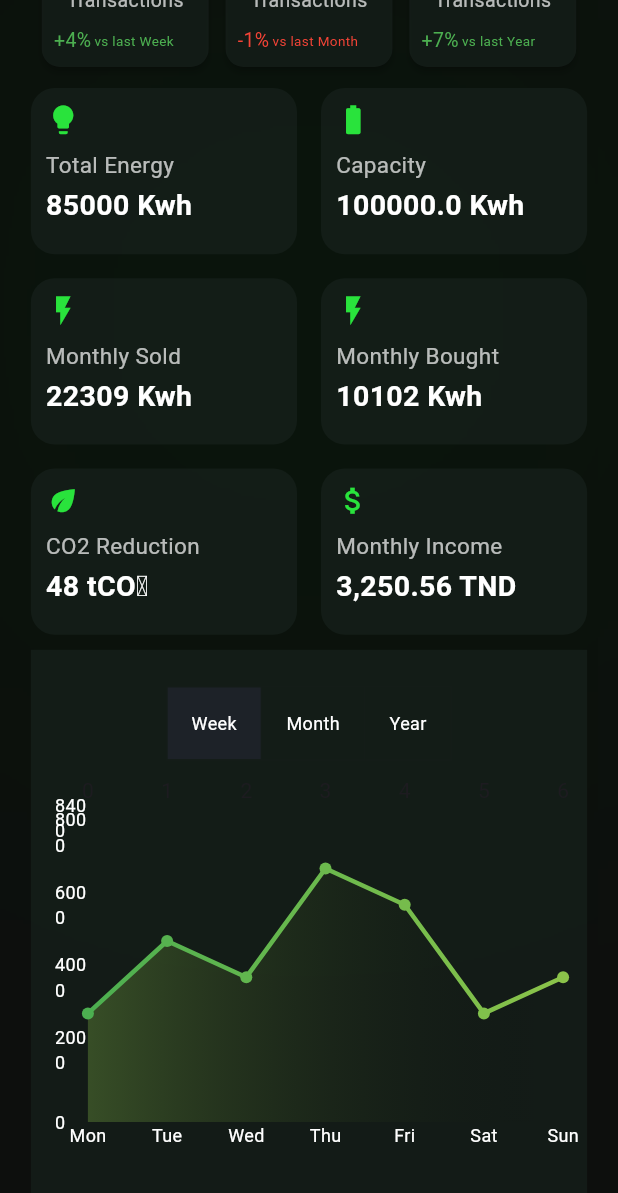
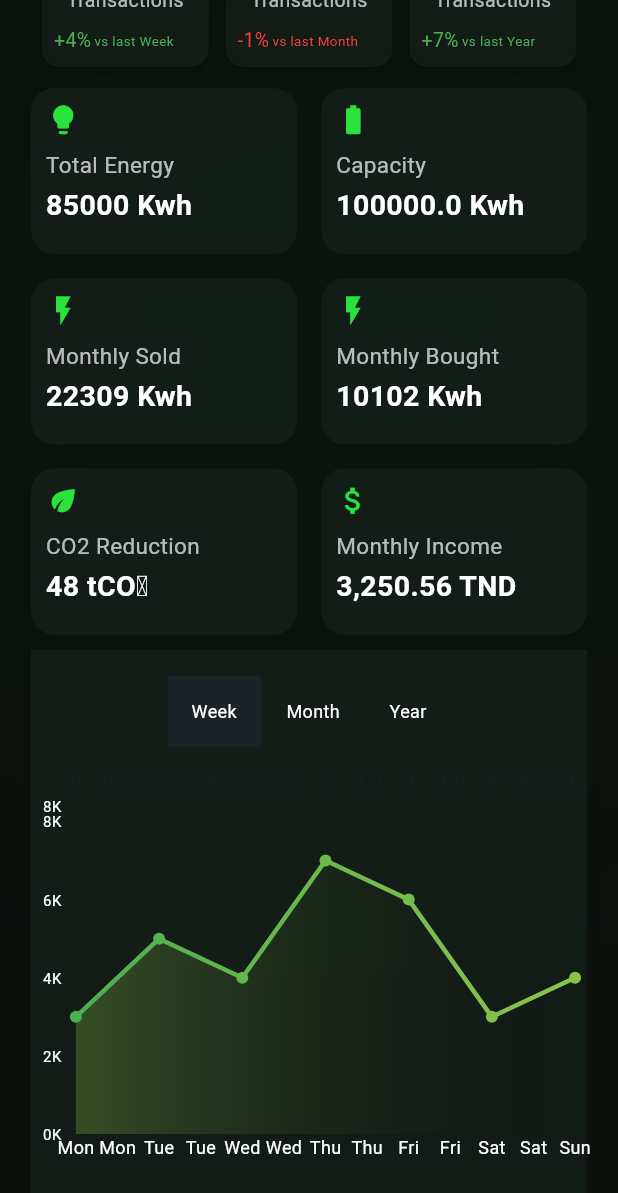
Before and after one commit to khalouiyesser/InnovictusPIMFlutter, a Flutter app: the AdminDashboardPage screen opened directly, scrolled down 406 dp, on a phone screen of 412 x 824 dp. Shown: the top 1193 px of the screen. Run offline on Flutter 3.47's test engine with Material 3 defaults, Android fonts, the phone set to English and light mode, and no system bars; drawn by our look-alikes of fl_chart.

Commit message:
fixing admin dashboard

```diff
--- a/lib/main.dart
+++ b/lib/main.dart
@@ -20,7 +20,7 @@ class _MyHomePageState extends State<MyHomePage> {
 
        MaterialApp(
         debugShowCheckedModeBanner: false,
-        home: AdminDashboardPage(),
+        home: WelcomePage(),
       );
   }
 }
--- a/lib/views/AdminViews/AdminDashboard.dart
+++ b/lib/views/AdminViews/AdminDashboard.dart
@@ -23,25 +23,25 @@ class _AdminDashboardPageState extends State<AdminDashboardPage> {
   ];
 
   List<FlSpot> monthDataPoints = [
-    const FlSpot(0, 10),
-    const FlSpot(1, 15),
-    const FlSpot(2, 8),
-    const FlSpot(3, 20),
+    const FlSpot(0, 10000),
+    const FlSpot(1, 15000),
+    const FlSpot(2, 80000),
+    const FlSpot(3, 20000),
   ];
 
   List<FlSpot> yearDataPoints = [
-    const FlSpot(0, 25),
-    const FlSpot(1, 30),
-    const FlSpot(2, 28),
-    const FlSpot(3, 35),
-    const FlSpot(4, 29),
-    const FlSpot(5, 12),
-    const FlSpot(6, 10),
-    const FlSpot(7, 25),
-    const FlSpot(8, 30),
-    const FlSpot(9, 28),
-    const FlSpot(10, 35),
-    const FlSpot(11, 40),
+    const FlSpot(0, 25000),
+    const FlSpot(1, 30000),
+    const FlSpot(2, 28000),
+    const FlSpot(3, 35000),
+    const FlSpot(4, 29000),
+    const FlSpot(5, 12000),
+    const FlSpot(6, 10000),
+    const FlSpot(7, 25000),
+    const FlSpot(8, 30000),
+    const FlSpot(9, 28000),
+    const FlSpot(10, 35000),
+    const FlSpot(11, 40000),
   ];
 
   // Set default period to week
@@ -355,7 +355,7 @@ double getMaxY(List<FlSpot> dataPoints) {
   Widget buildLineChart(BuildContext context) {
     return Container(
       height: MediaQuery.of(context).size.height * 0.45, // 45% of screen height
-      padding: const EdgeInsets.all(16),
+      padding: const EdgeInsets.all(8),
       decoration: BoxDecoration(
         color: const Color(0xFF151F1A).withOpacity(0.78),
         //borderRadius: BorderRadius.circular(20),
@@ -402,8 +402,8 @@ double getMaxY(List<FlSpot> dataPoints) {
                       showTitles: true,
                       getTitlesWidget: (value, meta) {
                         return Text(
-                          value.toInt().toString(), // Show the data point value on the left side
-                          style: const TextStyle(color: Colors.white, fontSize: 12),
+                          '${(value / 1000).toStringAsFixed(0)}K', // Divide by 1000 and add "K" // Show the data point value on the left side
+                          style: const TextStyle(color: Colors.white, fontSize: 10),
                         );
                       },
                     ),
```
Also changed, not shown: 1 other file.
